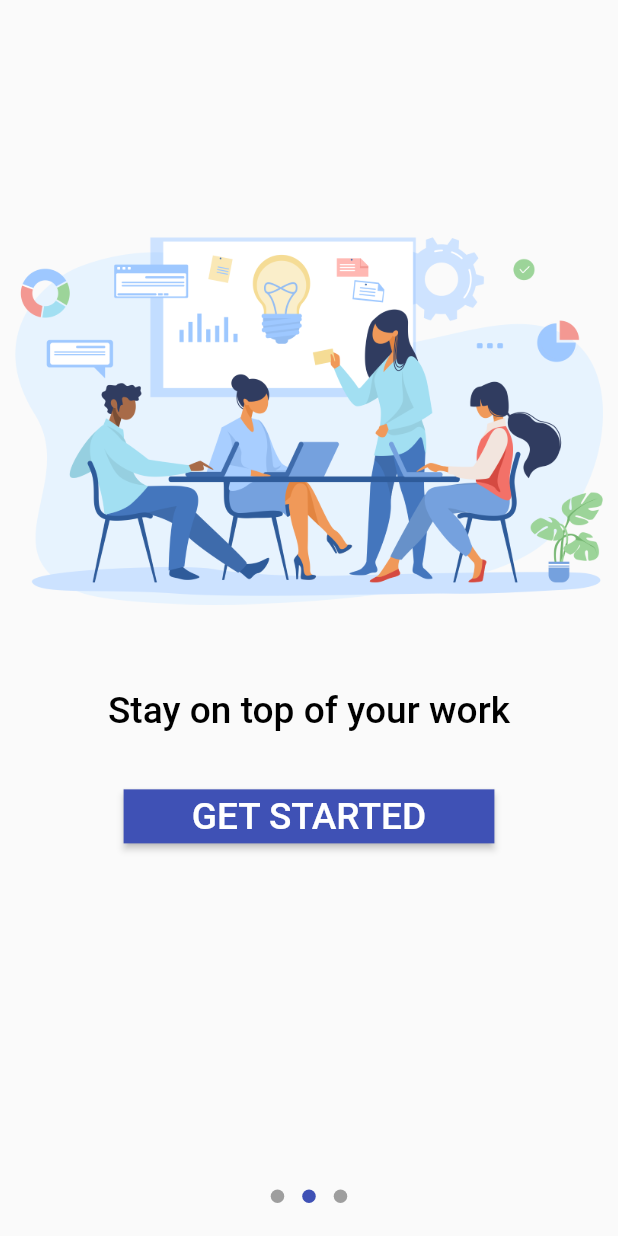
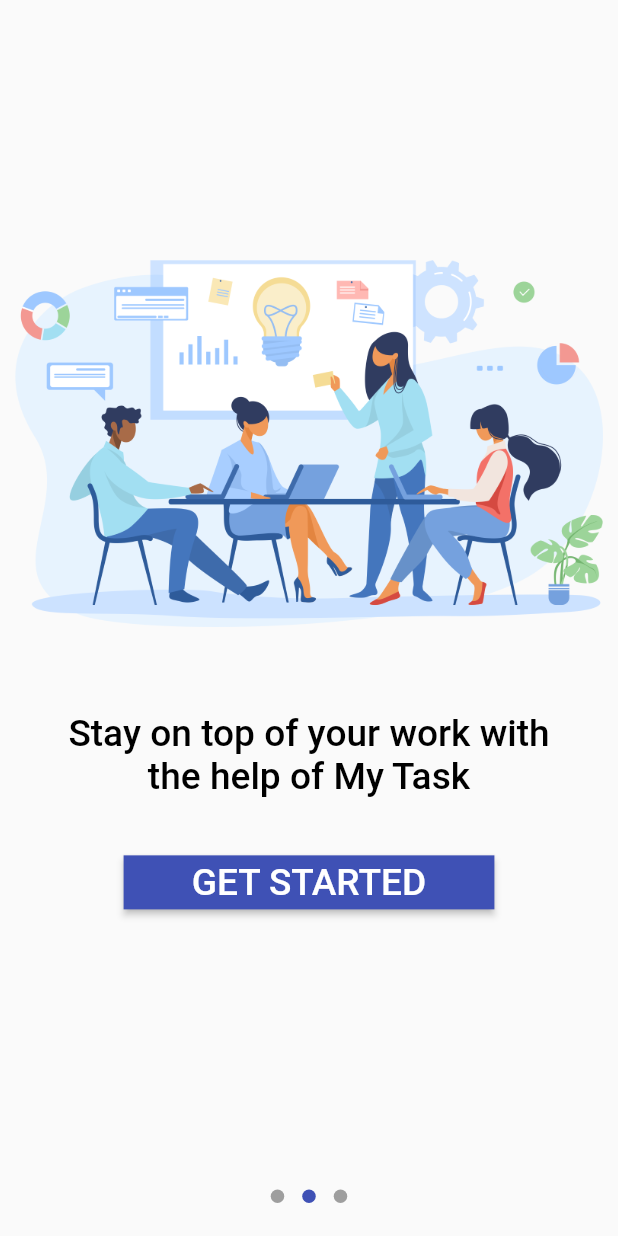
Before and after one commit to shivamkushwah47/task-management, a Flutter app: the screen it shows after launch, swiped to page 2, on a phone screen of 412 x 824 dp. Run offline on Flutter 3.47's test engine with Material 2 defaults, Android fonts, the phone set to English and light mode, and no system bars; drawn by our look-alikes of introduction_screen; our stand-ins replace animated_splash_screen, awesome_dialog, cloud_firestore, connectivity_plus, convex_bottom_bar, dropdown_search and 13 more; missing offline and left inert: calendar_appbar, fl_country_code_picker; accounts and stored records are empty.

Commit message:
introduction screen updated by Shubham

```diff
--- a/lib/core/firebase/firebase.dart
+++ b/lib/core/firebase/firebase.dart
@@ -198,8 +198,8 @@ class FireBase {
             dialogType: DialogType.success,
             title: 'Success',
             desc: 'You have been successfully updated your Password',
-            dismissOnTouchOutside: true,
-            // btnOkOnPress: () => Get.back(),
+            dismissOnTouchOutside: false,
+            btnOkOnPress: () => Get.offAllNamed(Routes.login),
           ).show()
         });
   }
--- a/lib/feature/Introduction/view/introduction_view.dart
+++ b/lib/feature/Introduction/view/introduction_view.dart
@@ -15,6 +15,8 @@ class IntroView extends GetView<IntroController> {
         width: Get.width,
         margin:EdgeInsets.fromLTRB(10, 90, 10, 0),
         child: Center(
+          child: Padding(
+            padding: const EdgeInsets.fromLTRB(0, 30, 0, 0),
             child: IntroductionScreen(
               pages: [
                 PageViewModel(
@@ -43,7 +45,7 @@ class IntroView extends GetView<IntroController> {
                     )),
                 PageViewModel(
 
-                  title: 'Stay on top of your work',
+                    title: 'Stay on top of your work with the help of My Task',
                     image: Image.asset('assets/Image/2onboarding.png'),
 
                     bodyWidget: Column(
@@ -124,6 +126,7 @@ class IntroView extends GetView<IntroController> {
             ),
           ),
         ),
+      ),
     );
   }
 }
--- a/lib/feature/change_your_pass/controller/change_pwd_controller.dart
+++ b/lib/feature/change_your_pass/controller/change_pwd_controller.dart
@@ -1,16 +1,12 @@
 import 'package:awesome_dialog/awesome_dialog.dart';
-import 'package:firebase_auth/firebase_auth.dart';
 import 'package:flutter/cupertino.dart';
 import 'package:form_field_validator/form_field_validator.dart';
 import 'package:get/get.dart';
 import 'package:get/get_core/src/get_main.dart';
 import 'package:get/get_rx/src/rx_types/rx_types.dart';
 import 'package:get/get_state_manager/src/simple/get_controllers.dart';
-import 'package:google_sign_in/google_sign_in.dart';
 import 'package:hive/hive.dart';
 import 'package:internet_connection_checker/internet_connection_checker.dart';
-
-import '../../../core/components/loader.dart';
 import '../../../core/components/snackbar.dart';
 import '../../../core/firebase/firebase.dart';
 
@@ -69,6 +65,7 @@ class ChangeYourPassController extends GetxController {
       } else {
         if (oldpassword == oldpss ){
           FireBase.updatePass(context, id, password);
+          clearText();
         }
         else{
           // Get.back();
--- a/lib/feature/change_your_pass/view/change_your_pass_view.dart
+++ b/lib/feature/change_your_pass/view/change_your_pass_view.dart
@@ -232,7 +232,6 @@ class ChangePassView extends GetView<ChangeYourPassController> {
                                             fontSize: Get.height * 0.025)),
                                     onPressed: () {
                                       controller.changePass(context,controller.password,controller.oldpassword.toString(),controller.id);
-                                      controller.clearText();
 
                                     },
                                   ),
```
Also changed, not shown: 1 other file. Lines whose indentation alone changed are shown as unchanged.
